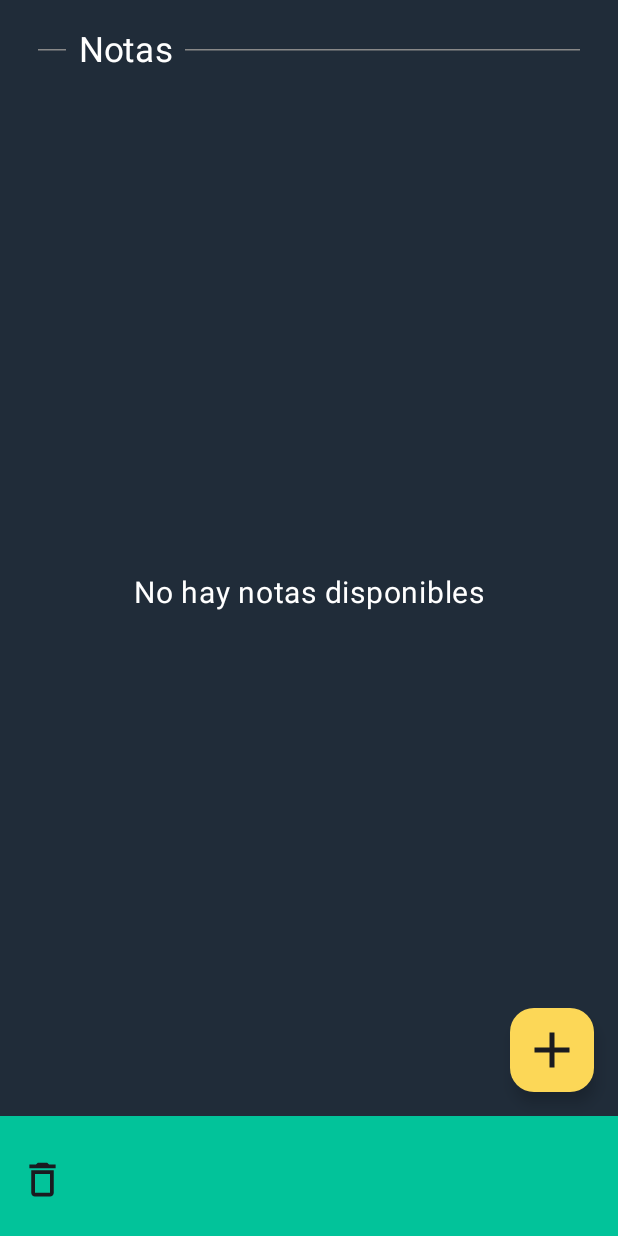
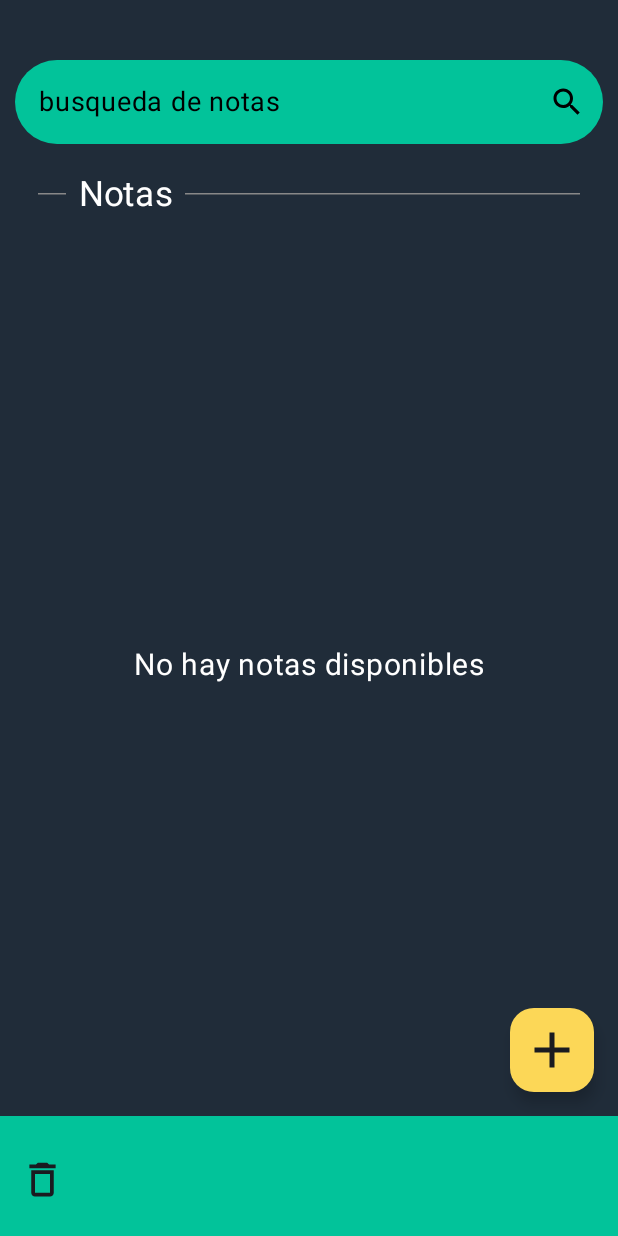
Before and after one commit to lautaro-tomas-ardiles/BlockDeNotas, an Android app built with Jetpack Compose: the composable MainPage shown on its own in the app's theme, on a phone screen of 412 x 824 dp. Run offline under Robolectric (Android 15) with nearby library versions, the phone set to English and light mode, and no system bars; 1 statement that could not run was skipped.

Commit message:
2.8.1 (search bar)

```diff
--- a/app/src/main/java/com/example/blockdenotas/screens/MainPage.kt
+++ b/app/src/main/java/com/example/blockdenotas/screens/MainPage.kt
@@ -21,6 +21,7 @@ import androidx.compose.foundation.lazy.staggeredgrid.StaggeredGridCells
 import androidx.compose.foundation.lazy.staggeredgrid.items
 import androidx.compose.foundation.shape.RoundedCornerShape
 import androidx.compose.material.icons.Icons
+import androidx.compose.material.icons.filled.Delete
 import androidx.compose.material.icons.outlined.Add
 import androidx.compose.material.icons.outlined.Delete
 import androidx.compose.material.icons.outlined.Search
@@ -94,13 +95,19 @@ fun DivisorWithText() {
 }
 
 @Composable
-fun SearchBar(){
+fun SearchBar(onSearch: (String) -> Unit){
+
     var busqueda by remember { mutableStateOf("") }
     var focus by remember { mutableStateOf(false) }
 
     Column(
         modifier = Modifier
-            .padding(bottom = 20.dp, top = 30.dp)
+            .padding(
+                bottom = 20.dp,
+                top = 40.dp,
+                start = 10.dp,
+                end = 10.dp
+            )
             .fillMaxWidth(),
         horizontalAlignment = Alignment.CenterHorizontally
     ) {
@@ -111,7 +118,8 @@ fun SearchBar(){
                 if (!focus) {
                     Text(
                         "busqueda de notas",
-                        color = black10
+                        color = black10,
+                        fontSize = 18.sp
                     )
                 }
             },
@@ -129,17 +137,16 @@ fun SearchBar(){
             ),
             trailingIcon = {
                 IconButton(
-                    onClick = { /*TODO*/ },
+                    onClick = { onSearch(busqueda) },
                     content = {
                         Icon(
                             imageVector = Icons.Outlined.Search,
-                            contentDescription = "Delete",
+                            contentDescription = "Search",
                         )
                     }
                 )
             },
             modifier = Modifier
-                .padding(horizontal = 30.dp)
                 .fillMaxWidth()
                 .onFocusChanged {
                     focus = it.isFocused
@@ -268,8 +275,8 @@ fun MosaicNoteCard(
                         noteData = data,
                         navController = navController,
                         deleteState = deleteState,
-                        onDelete = { deletedId ->
-                            onNoteDeleted(deletedId)
+                        onDelete = {
+                            deletedId -> onNoteDeleted(deletedId)
                         }
                     )
                 }
@@ -287,9 +294,17 @@ fun MainBottomAppBar(
         containerColor = green10,
         content = {
             IconButton(
-                onClick = { onDeleteStateChange(!deleteState) },
-                content = {
-                    Row {
+                onClick = {
+                    onDeleteStateChange(!deleteState)
+                }
+            ) {
+                if (deleteState) {
+                    Icon(
+                        imageVector = Icons.Filled.Delete,
+                        contentDescription = "Delete2",
+                        modifier = Modifier.size(30.dp),
+                    )
+                }else {
                     Icon(
                         imageVector = Icons.Outlined.Delete,
                         contentDescription = "Delete",
@@ -297,7 +312,6 @@ fun MainBottomAppBar(
                     )
                 }
             }
-            )
         }
     )
 }
@@ -328,12 +342,17 @@ fun MainPage(navController: NavController) {
 
     Scaffold(
         topBar = {
-            // SearchBar()
+            SearchBar(
+                onSearch = {
+                    allData = db.getDataByTitle(it)
+                }
+            )
         },
         bottomBar = {
-            MainBottomAppBar(deleteState) { boolean ->
-                deleteState = boolean
-            }
+            MainBottomAppBar(
+                deleteState,
+                onDeleteStateChange = {boolean -> deleteState = boolean}
+            )
         },
         floatingActionButton = {
             MainFloatingActionButton(navController)
@@ -343,16 +362,13 @@ fun MainPage(navController: NavController) {
         Column(
             modifier = Modifier.padding(contentPadding)
         ) {
-            Spacer(modifier = Modifier.padding(10.dp))
-
             DivisorWithText()
 
             MosaicNoteCard(
                 noteCards = allData,
                 navController = navController,
                 deleteState = deleteState,
-                onNoteDeleted = { deletedId ->
-                    // Actualizar la lista al borrar
+                onNoteDeleted = {
                     allData = db.getAllData()
                 }
             )
```
Lines whose indentation alone changed are shown as unchanged.
